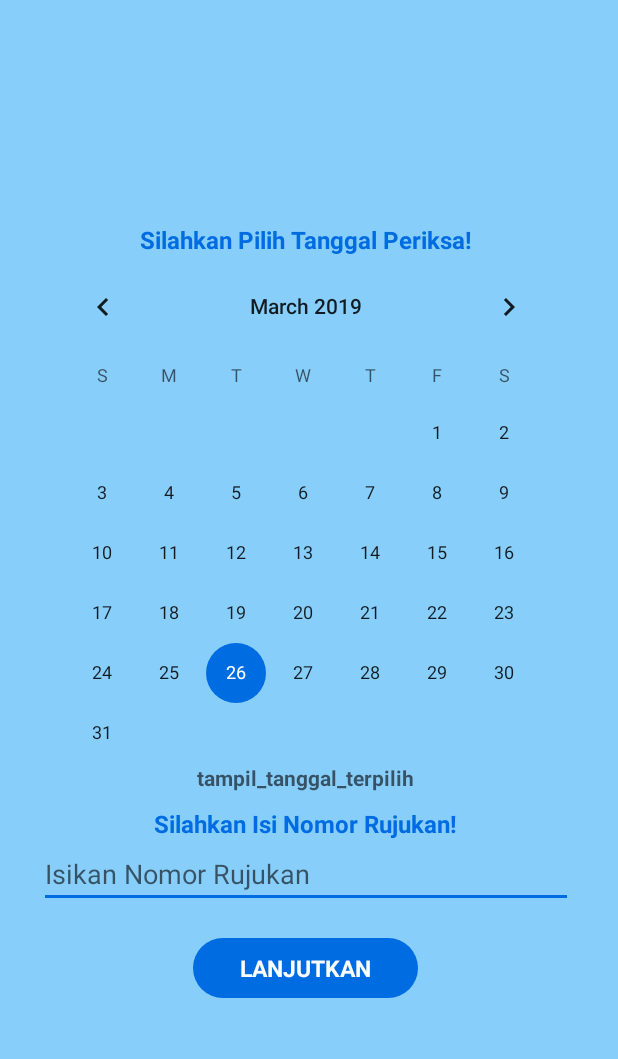
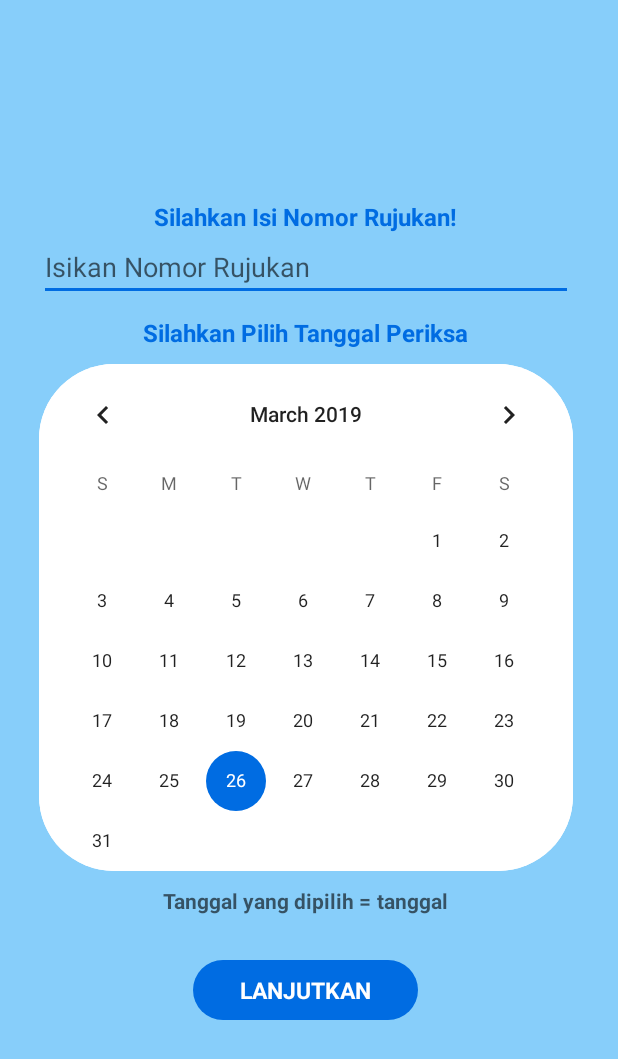
Before and after one commit to Ayude17/AntrianPasienOnline, an Android app: the PilihTanggalActivity screen opened directly, with no data from a screen before it, on a phone screen of 412 x 824 dp. Shown: the top 1059 px of the screen. Run offline under Robolectric (Android 15) with nearby library versions, the phone set to English and light mode, and no system bars.

Commit message:
revisi tanggal 25-03-2019

```diff
--- a/app/src/main/java/com/simpus/antrianpasienonline/PilihTanggalActivity.java
+++ b/app/src/main/java/com/simpus/antrianpasienonline/PilihTanggalActivity.java
@@ -1,17 +1,51 @@
 package com.simpus.antrianpasienonline;
 
 import android.content.Intent;
+import android.support.annotation.NonNull;
 import android.support.v7.app.AppCompatActivity;
 import android.os.Bundle;
 import android.view.View;
 import android.widget.Button;
+import android.widget.CalendarView;
+import android.widget.TextView;
 
 public class PilihTanggalActivity extends AppCompatActivity {
     Button btn_lanjut1;
+    CalendarView calendarView;
+    TextView tanggalView;
+
+    @Override
+    protected void onStart() {
+        super.onStart();
+    }
+
     @Override
     protected void onCreate(Bundle savedInstanceState) {
         super.onCreate(savedInstanceState);
         setContentView(R.layout.activity_pilih_tanggal);
+
+        //inisiasi calendar
+        calendarView = (CalendarView) findViewById(R.id.calendarView);
+        tanggalView = (TextView) findViewById(R.id.tanggalView);
+
+        calendarView.setOnDateChangeListener(new CalendarView.OnDateChangeListener() {
+            @Override
+            public void onSelectedDayChange( @NonNull CalendarView calendarView, int year, int month, int dayOfMonth) {
+                month = month + 1;
+                String formattedMonth = "" + month;
+                String formattedDayOfMonth = "" + dayOfMonth;
+                if(month < 10){
+
+                    formattedMonth = "0" + month;
+                }
+                if(dayOfMonth < 10){
+
+                    formattedDayOfMonth = "0" + dayOfMonth;
+                }
+
+                tanggalView.setText(year + "-" + formattedMonth + "-" +formattedDayOfMonth );
+            }
+        });
 
         //menginisiasikan button
         btn_lanjut1= (Button) findViewById(R.id.btn_lanjut1);
--- a/app/src/main/res/layout/activity_pilih_tanggal.xml
+++ b/app/src/main/res/layout/activity_pilih_tanggal.xml
@@ -25,32 +25,6 @@
             android:gravity="center"
             android:padding="10dp"
             android:orientation="vertical">
-
-            <TextView
-                android:layout_width="wrap_content"
-                android:layout_height="wrap_content"
-                android:text="Silahkan Pilih Tanggal Periksa!"
-                android:textSize="16dp"
-                android:textStyle="bold"
-                android:textColor="@color/colorPrimary"
-                tools:ignore="SpUsage" />
-
-            <CalendarView
-                android:id="@+id/calendarView"
-                android:layout_width="match_parent"
-                android:layout_height="wrap_content"
-                />
-
-            <TextView
-                android:layout_width="wrap_content"
-                android:layout_height="wrap_content"
-                android:hint="tampil_tanggal_terpilih"
-
-                android:textStyle="bold"
-                android:textColor="#fff"
-                tools:ignore="SpUsage"
-                android:layout_marginBottom="10dp"/>
-
             <TextView
                 android:layout_width="wrap_content"
                 android:layout_height="wrap_content"
@@ -66,6 +40,54 @@
                 android:inputType="textWebEditText"
                 android:hint="Isikan Nomor Rujukan"
                 android:layout_toRightOf="@+id/image4"/>
+
+            <TextView
+                android:layout_width="wrap_content"
+                android:layout_height="wrap_content"
+                android:text="Silahkan Pilih Tanggal Periksa"
+                android:textSize="16dp"
+                android:textStyle="bold"
+                android:textColor="@color/colorPrimary"
+                tools:ignore="SpUsage"
+                android:layout_margin="10dp"/>
+
+            <CalendarView
+                android:id="@+id/calendarView"
+                android:layout_width="match_parent"
+                android:layout_height="wrap_content"
+                android:background="@drawable/capsule"
+                android:backgroundTint="#fff"
+                />
+
+            <LinearLayout
+                android:layout_width="wrap_content"
+                android:layout_height="wrap_content"
+                android:orientation="horizontal"
+                android:layout_gravity="center"
+                android:layout_marginTop="10dp"
+                android:layout_weight="1">
+                <TextView
+                    android:id="@+id/tanggalpilihView"
+                    android:layout_width="wrap_content"
+                    android:layout_height="wrap_content"
+                    android:hint="Tanggal yang dipilih = "
+                    android:textStyle="bold"
+                    android:textColor="#fff"
+                    tools:ignore="SpUsage"
+                    android:layout_marginBottom="10dp"/>
+                <TextView
+                    android:id="@+id/tanggalView"
+                    android:layout_width="wrap_content"
+                    android:layout_height="wrap_content"
+                    android:hint="tanggal"
+                    android:textStyle="bold"
+                    android:textColor="#fff"
+                    tools:ignore="SpUsage"
+                    android:layout_marginBottom="10dp"/>
+
+            </LinearLayout>
+
+
 
             <Button
                 android:id="@+id/btn_lanjut1"
```
